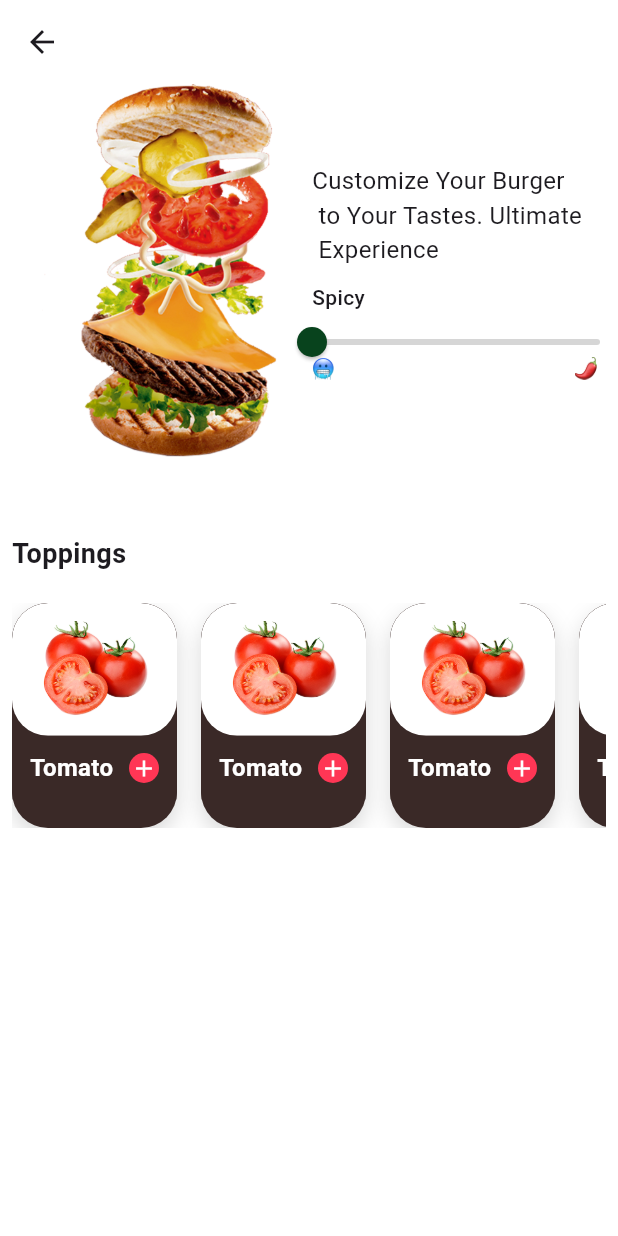
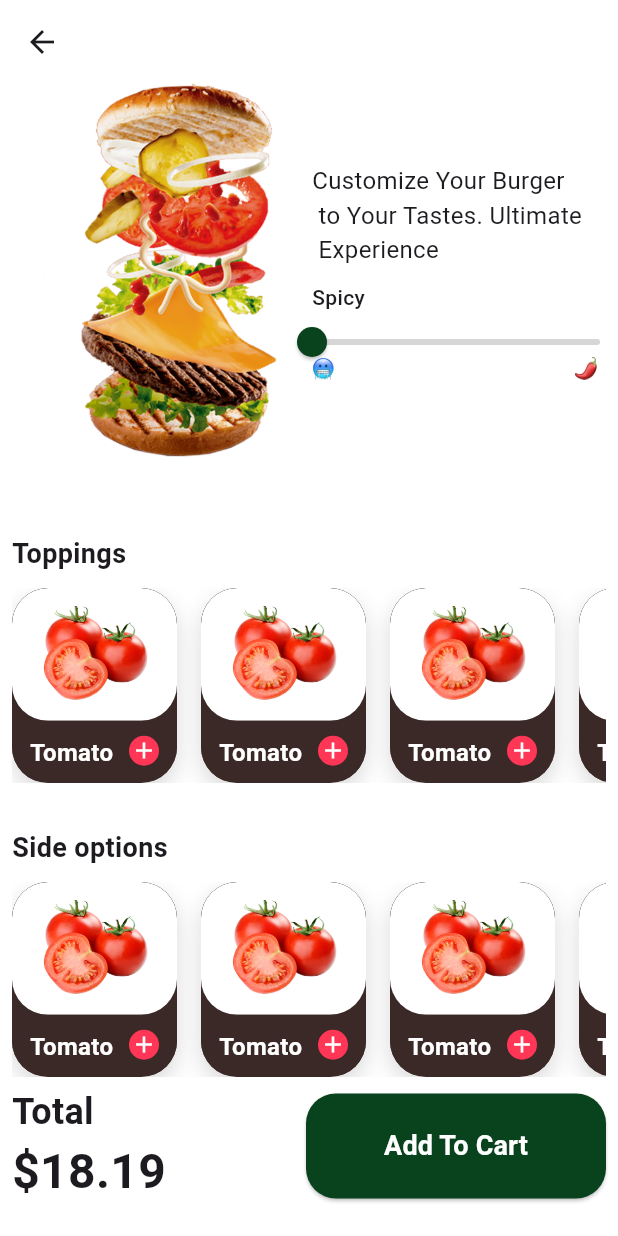
Before and after one commit to oreWaOsama/hungry_app, a Flutter app: the ProductDetalisView screen opened directly, on a phone screen of 412 x 824 dp. Run offline on Flutter 3.47's test engine with Material 3 defaults, Android fonts, the phone set to English and light mode, and no system bars; our stand-ins replace flutter_svg, gap.

Commit message:
product details view ui done

```diff
--- a/lib/features/product/view/product_detalis_view.dart
+++ b/lib/features/product/view/product_detalis_view.dart
@@ -1,8 +1,10 @@
 import 'package:flutter/material.dart';
 import 'package:gap/gap.dart';
 import 'package:hungry_app/core/constants/app_assets.dart';
+import 'package:hungry_app/core/constants/app_colors.dart';
 import 'package:hungry_app/features/product/view/toppings_card.dart';
 import 'package:hungry_app/features/product/widgets/spicy_view.dart';
+import 'package:hungry_app/shared/custom_button.dart';
 import 'package:hungry_app/shared/custom_text.dart';
 
 class ProductDetalisView extends StatefulWidget {
@@ -33,9 +35,9 @@ class _ProductDetalisViewState extends State<ProductDetalisView> {
             ),
             Gap(50),
             CustomText(text: 'Toppings', size: 18, fontWeight: FontWeight.w600),
-            Gap(20),
+            Gap(10),
             SizedBox(
-              height: 150,
+              height: 130,
               child: ListView.separated(
                 scrollDirection: Axis.horizontal,
                 itemBuilder: (BuildContext context, int index) {
@@ -51,6 +53,60 @@ class _ProductDetalisViewState extends State<ProductDetalisView> {
                 itemCount: 6,
               ),
             ),
+            Gap(30),
+            CustomText(
+              text: 'Side options',
+              size: 18,
+              fontWeight: FontWeight.w600,
+            ),
+            Gap(10),
+            SizedBox(
+              height: 130,
+              child: ListView.separated(
+                scrollDirection: Axis.horizontal,
+                itemBuilder: (BuildContext context, int index) {
+                  return ToppingsCard(
+                    title: 'Tomato',
+                    imagePath: AppAssets.tomato,
+                    onTap: () {
+                      print('addeeeeeeedddd');
+                    },
+                  );
+                },
+                separatorBuilder: (BuildContext context, int index) => Gap(16),
+                itemCount: 6,
+              ),
+            ),
+            Spacer(),
+            Row(
+              children: [
+                Column(
+                  crossAxisAlignment: .start,
+                  children: [
+                    CustomText(
+                      text: 'Total',
+                      size: 24,
+                      fontWeight: FontWeight.w600,
+                    ),
+                    CustomText(
+                      text: '\$${18.19}',
+                      size: 32,
+                      fontWeight: FontWeight.w700,
+                    ),
+                  ],
+                ),
+                Spacer(),
+                CustomButton(
+                  title: 'Add To Cart',
+                  onPressed: () {},
+                  width: 200,
+                  radius: 20,
+                  backgroundColor: AppColors.primary,
+                  textColor: Colors.white,
+                ),
+              ],
+            ),
+            Gap(20),
           ],
         ),
       ),
--- a/lib/features/product/view/toppings_card.dart
+++ b/lib/features/product/view/toppings_card.dart
@@ -16,6 +16,7 @@ class ToppingsCard extends StatelessWidget {
   Widget build(BuildContext context) {
     return Container(
       width: 110,
+      height: 100,
 
       decoration: BoxDecoration(
         color: const Color(0xFF3A2927),
@@ -48,6 +49,7 @@ class ToppingsCard extends StatelessWidget {
 
             // Bottom dark area with text + button
             Container(
+              height: 40,
               color: const Color(0xFF3A2927), // dark brown
               padding: const EdgeInsets.symmetric(horizontal: 12, vertical: 10),
               child: Row(
--- a/lib/shared/custom_button.dart
+++ b/lib/shared/custom_button.dart
@@ -5,23 +5,37 @@ import 'package:hungry_app/shared/custom_text.dart';
 class CustomButton extends StatelessWidget {
   final String title;
   final VoidCallback onPressed;
+  final Color? backgroundColor;
+  final Color? foregroundColor;
+  final Color? textColor;
+  final double? width;
+  final double? radius;
 
-  const CustomButton({super.key, required this.title, required this.onPressed});
+  const CustomButton({
+    super.key,
+    required this.title,
+    required this.onPressed,
+    this.backgroundColor,
+    this.foregroundColor,
+    this.textColor,
+    this.width,
+    this.radius,
+  });
 
   @override
   Widget build(BuildContext context) {
     return ElevatedButton(
       onPressed: onPressed,
       style: ElevatedButton.styleFrom(
-        backgroundColor: Colors.white,
-        foregroundColor: AppColors.primary,
-        minimumSize: Size(double.infinity, 56),
-        shape: RoundedRectangleBorder(borderRadius: BorderRadius.circular(16)),
+        backgroundColor: backgroundColor ?? Colors.white,
+        foregroundColor: foregroundColor ?? AppColors.primary,
+        minimumSize: Size(width ?? double.infinity, 70),
+        shape: RoundedRectangleBorder(borderRadius: BorderRadius.circular(radius ?? 16)),
       ),
       child: CustomText(
         text: title,
         size: 18,
-        color: AppColors.primary,
+        color: textColor ?? AppColors.primary,
         fontWeight: FontWeight.w600,
       ),
     );
```
